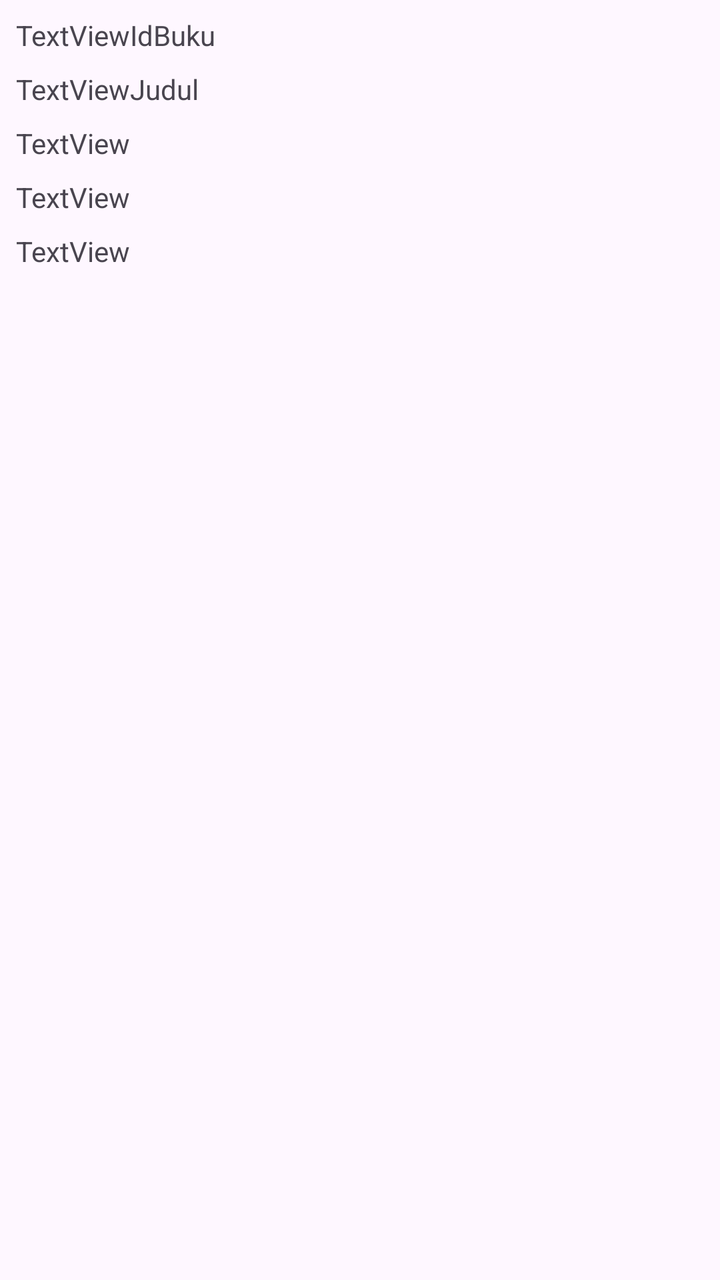
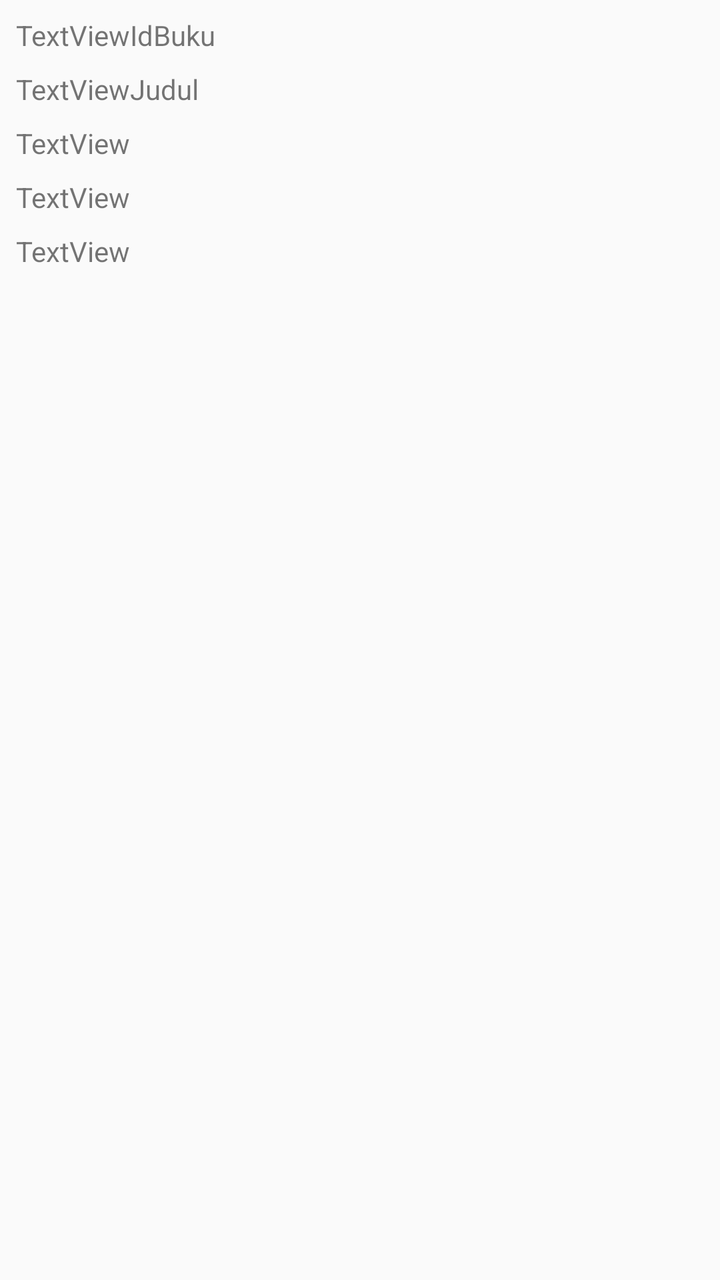

An Android layout rendered at two revisions. The XML below is the earlier revision; the diff shows what the commit changed to produce the second picture.
<!-- AndroidManifest.xml: application theme Theme.Perpustakaan -->
<!-- res/layout/item_buku.xml -->
<?xml version="1.0" encoding="utf-8"?>
<androidx.constraintlayout.widget.ConstraintLayout xmlns:android="http://schemas.android.com/apk/res/android"
    xmlns:app="http://schemas.android.com/apk/res-auto"
    xmlns:tools="http://schemas.android.com/tools"
    android:layout_width="match_parent"
    android:layout_height="match_parent"
    android:padding="8dp">

    <TextView
        android:id="@+id/textViewIdBuku"
        android:layout_width="wrap_content"
        android:layout_height="wrap_content"
        android:text="TextViewIdBuku"
        app:layout_constraintStart_toStartOf="parent"
        app:layout_constraintTop_toTopOf="parent" />

    <TextView
        android:id="@+id/textViewJudul"
        android:layout_width="wrap_content"
        android:layout_height="wrap_content"
        android:layout_marginTop="8dp"
        android:text="TextViewJudul"
        app:layout_constraintStart_toStartOf="parent"
        app:layout_constraintTop_toBottomOf="@+id/textViewIdBuku" />

    <TextView
        android:id="@+id/TextViewTahunTerbit"
        android:layout_width="wrap_content"
        android:layout_height="wrap_content"
        android:layout_marginTop="8dp"
        android:text="TextView"
        app:layout_constraintStart_toStartOf="@+id/textViewPenerbit"
        app:layout_constraintTop_toBottomOf="@+id/textViewPenerbit" />

    <TextView
        android:id="@+id/textViewPenulis"
        android:layout_width="wrap_content"
        android:layout_height="wrap_content"
        android:layout_marginTop="8dp"
        android:text="TextView"
        app:layout_constraintStart_toStartOf="@+id/textViewJudul"
        app:layout_constraintTop_toBottomOf="@+id/textViewJudul" />

    <TextView
        android:id="@+id/textViewPenerbit"
        android:layout_width="wrap_content"
        android:layout_height="wrap_content"
        android:layout_marginTop="8dp"
        android:text="TextView"
        app:layout_constraintStart_toStartOf="@+id/textViewPenulis"
        app:layout_constraintTop_toBottomOf="@+id/textViewPenulis" />
</androidx.constraintlayout.widget.ConstraintLayout>
<!-- resources referenced by this layout -->
<resources>
  <style name="Theme.Perpustakaan" parent="Base.Theme.Perpustakaan" />
  <style name="Base.Theme.Perpustakaan" parent="Theme.Material3.DayNight.NoActionBar">
          
          
      </style>
</resources>

<!-- the commit's change to res/layout/item_buku.xml (unified diff, before → after) -->
@@ -2,12 +2,13 @@
 <androidx.constraintlayout.widget.ConstraintLayout xmlns:android="http://schemas.android.com/apk/res/android"
     xmlns:app="http://schemas.android.com/apk/res-auto"
     xmlns:tools="http://schemas.android.com/tools"
+    android:id="@+id/cvData"
     android:layout_width="match_parent"
-    android:layout_height="match_parent"
+    android:layout_height="wrap_content"
     android:padding="8dp">
 
     <TextView
-        android:id="@+id/textViewIdBuku"
+        android:id="@+id/textViewIdKategori"
         android:layout_width="wrap_content"
         android:layout_height="wrap_content"
         android:text="TextViewIdBuku"
@@ -15,13 +16,13 @@
         app:layout_constraintTop_toTopOf="parent" />
 
     <TextView
-        android:id="@+id/textViewJudul"
+        android:id="@+id/textViewNamaKategori"
         android:layout_width="wrap_content"
         android:layout_height="wrap_content"
         android:layout_marginTop="8dp"
         android:text="TextViewJudul"
         app:layout_constraintStart_toStartOf="parent"
-        app:layout_constraintTop_toBottomOf="@+id/textViewIdBuku" />
+        app:layout_constraintTop_toBottomOf="@+id/textViewIdKategori" />
 
     <TextView
         android:id="@+id/TextViewTahunTerbit"
@@ -38,8 +39,8 @@
         android:layout_height="wrap_content"
         android:layout_marginTop="8dp"
         android:text="TextView"
-        app:layout_constraintStart_toStartOf="@+id/textViewJudul"
-        app:layout_constraintTop_toBottomOf="@+id/textViewJudul" />
+        app:layout_constraintStart_toStartOf="@+id/textViewNamaKategori"
+        app:layout_constraintTop_toBottomOf="@+id/textViewNamaKategori" />
 
     <TextView
         android:id="@+id/textViewPenerbit"
<!-- resource entries referenced after the edit -->
@@ -1,7 +1,7 @@
 <!-- resources referenced by this layout -->
 <resources>
   <style name="Theme.Perpustakaan" parent="Base.Theme.Perpustakaan" />
-  <style name="Base.Theme.Perpustakaan" parent="Theme.Material3.DayNight.NoActionBar">
+  <style name="Base.Theme.Perpustakaan" parent="Theme.AppCompat.Light.DarkActionBar">
           
           
       </style>
